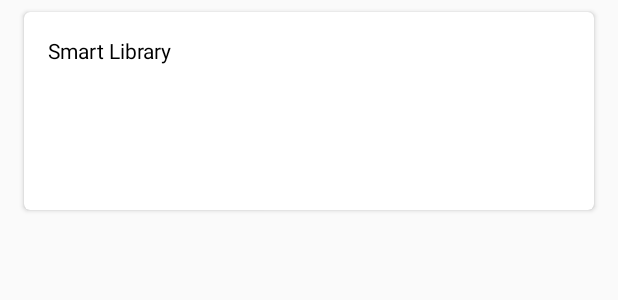
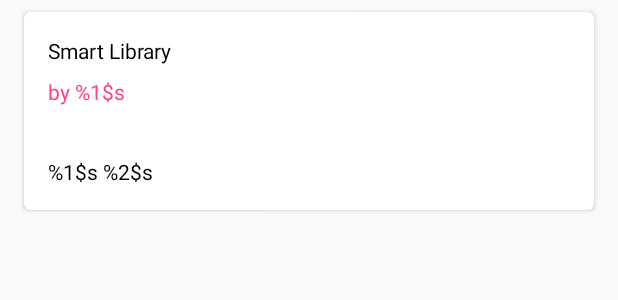
Before and after one commit to 0x2539/smarthack-book-library, an Android app: the layout row_book_layout.xml on its own in the app's theme, with its tools: preview values and no code run, on a phone screen of 412 x 824 dp. Shown: the top 300 px of the screen. Run offline under Robolectric (Android 15) with nearby library versions, the phone set to English and light mode, and no system bars.

Commit message:
worked on displaying the correct layout for books

```diff
--- a/SmartLibraryAndroid/app/build.gradle
+++ b/SmartLibraryAndroid/app/build.gradle
@@ -67,8 +67,6 @@
     compile 'com.android.support:support-annotations:24.2.1'
     compile 'com.android.support:cardview-v7:24.2.1'
     compile 'com.android.support:recyclerview-v7:24.2.1'
-
-    compile 'com.miguelcatalan:materialsearchview:1.4.0'
 }
 
 apply plugin: 'com.google.gms.google-services'
--- a/SmartLibraryAndroid/app/src/main/java/com/example/alexbuicescu/smartlibraryandroid/activities/BorrowedActivity.java
+++ b/SmartLibraryAndroid/app/src/main/java/com/example/alexbuicescu/smartlibraryandroid/activities/BorrowedActivity.java
@@ -65,6 +65,11 @@
         // as you specify a parent activity in AndroidManifest.xml.
         int id = item.getItemId();
 
+        if (id == android.R.id.home) {
+            onBackPressed();
+            return true;
+        }
+
         return super.onOptionsItemSelected(item);
     }
 
--- a/SmartLibraryAndroid/app/src/main/res/layout/activity_borrowed.xml
+++ b/SmartLibraryAndroid/app/src/main/res/layout/activity_borrowed.xml
@@ -3,11 +3,7 @@
     xmlns:app="http://schemas.android.com/apk/res-auto"
     android:id="@+id/activity_main"
     android:layout_width="match_parent"
-    android:layout_height="match_parent"
-    android:paddingBottom="@dimen/activity_vertical_margin"
-    android:paddingLeft="@dimen/activity_horizontal_margin"
-    android:paddingRight="@dimen/activity_horizontal_margin"
-    android:paddingTop="@dimen/activity_vertical_margin">
+    android:layout_height="match_parent">
 
     <ListView
         android:id="@+id/activity_borrowed_listview"
--- a/SmartLibraryAndroid/app/src/main/res/layout/activity_main.xml
+++ b/SmartLibraryAndroid/app/src/main/res/layout/activity_main.xml
@@ -73,7 +73,7 @@
                             android:layout_alignParentRight="true"
                             android:scaleType="center"
                             android:foreground="?attr/selectableItemBackground"
-                            app:srcCompat="@drawable/ic_action_action_search"
+                            app:srcCompat="@drawable/ic_search_white_24dp"
                             android:clickable="true"/>
                     </RelativeLayout>
 
@@ -86,6 +86,7 @@
                 android:layout_width="match_parent"
                 android:layout_height="wrap_content"
                 android:layout_below="@+id/activity_main_appbarlayout"
+                android:clipToPadding="false"
                 android:divider="@null"
                 android:listSelector="@color/transparent"
                 android:overScrollMode="never"
--- a/SmartLibraryAndroid/app/src/main/res/layout/row_book_layout.xml
+++ b/SmartLibraryAndroid/app/src/main/res/layout/row_book_layout.xml
@@ -22,13 +22,30 @@
 
         <RelativeLayout
             android:layout_width="match_parent"
-            android:layout_height="wrap_content">
+            android:layout_height="100dp">
 
             <TextView
                 android:id="@+id/row_book_layout_title_textview"
                 android:layout_width="wrap_content"
                 android:layout_height="wrap_content"
                 android:text="@string/app_name"
+                android:textColor="@color/black" />
+
+            <TextView
+                android:id="@+id/row_book_layout_author_textview"
+                android:layout_width="wrap_content"
+                android:layout_height="wrap_content"
+                android:layout_below="@+id/row_book_layout_title_textview"
+                android:layout_marginTop="8dp"
+                android:text="@string/book_author"
+                android:textColor="@color/colorAccent" />
+
+            <TextView
+                android:id="@+id/row_book_layout_year_genre_textview"
+                android:layout_width="wrap_content"
+                android:layout_height="wrap_content"
+                android:layout_alignParentBottom="true"
+                android:text="@string/book_year_genre"
                 android:textColor="@color/black" />
 
             <android.support.v7.widget.AppCompatImageView
--- a/SmartLibraryAndroid/app/src/main/res/values/strings.xml
+++ b/SmartLibraryAndroid/app/src/main/res/values/strings.xml
@@ -18,4 +18,7 @@
     <string name="save_action">Save</string>
     <string name="search_hint">Search</string>
 
+    <string name="book_author">by %1$s</string>
+    <string name="book_year_genre">%1$s %2$s</string>
+
 </resources>
```
Also changed, not shown: SmartLibraryAndroid/app/src/main/java/com/example/alexbuicescu/smartlibraryandroid/activities/LoginActivity.java (+8 -2 lines), SmartLibraryAndroid/app/src/main/java/com/example/alexbuicescu/smartlibraryandroid/activities/MainActivity.java (+20 -17 lines), SmartLibraryAndroid/app/src/main/java/com/example/alexbuicescu/smartlibraryandroid/views/BooksListAdapter.java (+12 -3 lines), SmartLibraryAndroid/app/src/main/res/drawable/ic_search_white_24dp.xml (added, +9 -0 lines), SmartLibraryAndroid/app/src/main/res/values/styles.xml (+0 -7 lines).
